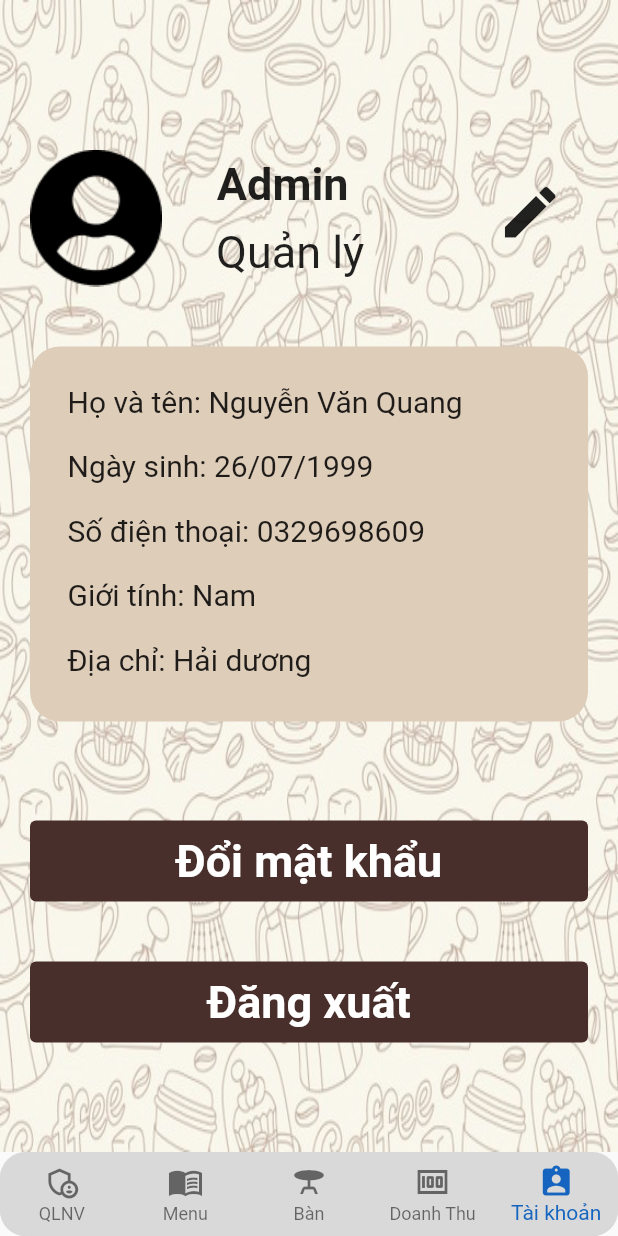
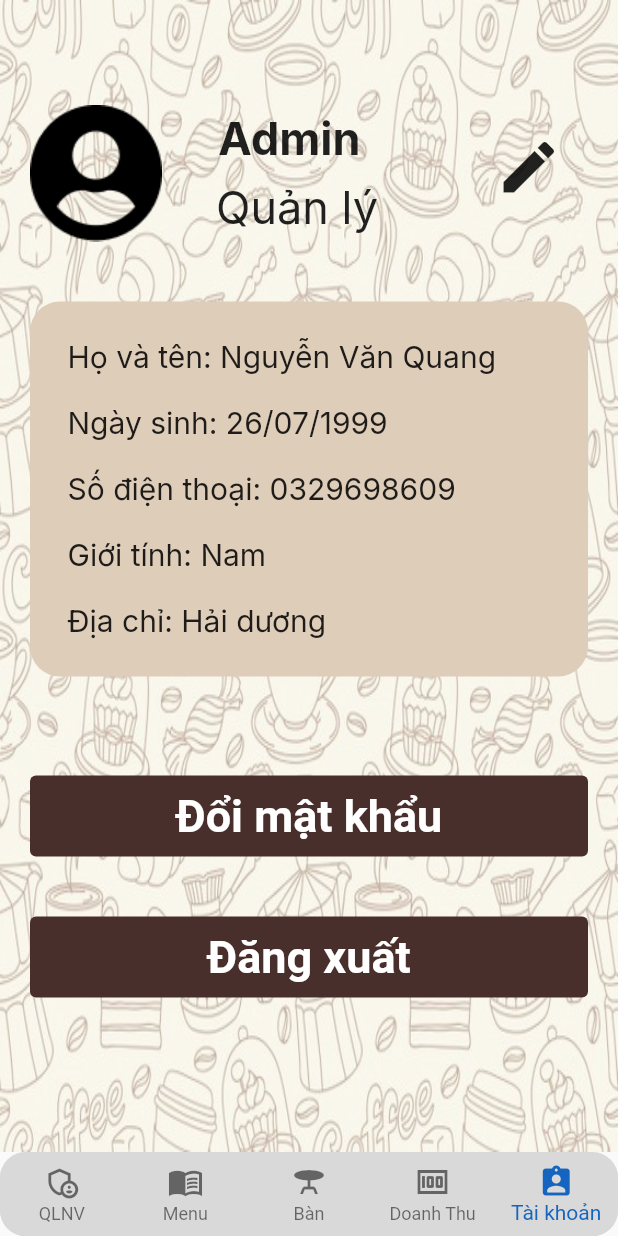
Before and after one commit to quang26071999/Agile, a Flutter app: the MyStatefulWidget screen opened directly, item 5 of the bottom bar chosen, on a phone screen of 412 x 824 dp. Run offline on Flutter 3.47's test engine with Material 2 defaults, Android fonts, the phone set to English and light mode, and no system bars; our stand-ins replace cloud_firestore, firebase_core, flutter_slidable, get, google_fonts, image_picker; accounts and stored records are empty.

Commit message:
updateMHTaiKhoan

```diff
--- a/polycoffe_agile/lib/screen/TaiKhoanScreen.dart
+++ b/polycoffe_agile/lib/screen/TaiKhoanScreen.dart
@@ -1,19 +1,21 @@
 
 import 'package:flutter/material.dart';
+import 'package:google_fonts/google_fonts.dart';
 
 class TaiKhoanScreen extends StatelessWidget {
  const TaiKhoanScreen({super.key});
 
   @override
   Widget build(BuildContext context) {
-    return Container(
+    return SafeArea(
+      child: Container(
           decoration: const BoxDecoration(
             image: DecorationImage(
                 image: AssetImage('assets/images/backgroundCoffee.png'),
                 fit: BoxFit.fill
             ),
           ),
-        padding: const EdgeInsets.fromLTRB(20,100,20,0),
+          padding: const EdgeInsets.fromLTRB(20,70,20,0),
           child: Column(
             children:  <Widget>[
               Avatar(),
@@ -22,6 +24,7 @@ class TaiKhoanScreen extends StatelessWidget {
             ],
           ),
 
+      ),
     );
   }
 }
@@ -33,7 +36,6 @@ class Avatar extends StatelessWidget{
 
   @override
   Widget build(BuildContext context) {
-
     return  Row(
       children: [
         const Image(
@@ -42,30 +44,30 @@ class Avatar extends StatelessWidget{
         Padding(
             padding:const EdgeInsets.only(left: 26),
             child: Column(
-              children:const <Widget>[
+              children: <Widget>[
                 Text("Admin",
-                  style: TextStyle(
+                  style:  GoogleFonts.inter(
+                    textStyle: const TextStyle(
                       fontSize: 30,
-                    fontWeight: FontWeight.bold,
+                      fontWeight: FontWeight.w700,)
                   ),
                 ),
                 Padding(padding: EdgeInsets.fromLTRB(10, 10, 0, 0),
                   child: Text("Quản lý",
-                    style: TextStyle(
+                    style:  GoogleFonts.inter(
+                        textStyle: const TextStyle(
                           fontSize: 30,
-                      fontWeight: FontWeight.w400,
+                          fontWeight: FontWeight.w400,)
                     ),
                 ),
-                ),
-
+                )
               ],
             )
         ),
-        Padding(padding:const EdgeInsets.fromLTRB(80, 0, 0, 21),
+        Padding(padding:const EdgeInsets.fromLTRB(70, 0, 0, 21),
           child: IconButton(onPressed: () {},
               icon: const Icon(Icons.edit,
                 size: 45 ,
-
               )
           ),
         )
@@ -96,39 +98,49 @@ class Profile extends StatelessWidget{
               padding: const EdgeInsets.fromLTRB(25, 25, 0, 0),
               child: Column(
                 crossAxisAlignment: CrossAxisAlignment.start,
-                children:const  <Widget> [
+                children: <Widget> [
                   Padding(padding: EdgeInsets.only(bottom: 20),
-                    child: Text("Họ và tên: Nguyễn Văn Quang",style: TextStyle(
+                    child: Text("Họ và tên: Nguyễn Văn Quang",
+                      style:  GoogleFonts.inter(
+                          textStyle: const TextStyle(
                             fontSize: 20,
-                      fontWeight: FontWeight.w400,
+                            fontWeight: FontWeight.w400,)
                       ),
                     ),
                   ),
                   Padding(padding: EdgeInsets.only(bottom: 20),
-                    child: Text("Ngày sinh: 26/07/1999",style: TextStyle(
+                    child: Text("Ngày sinh: 26/07/1999",
+                      style:  GoogleFonts.inter(
+                          textStyle: const TextStyle(
                             fontSize: 20,
-                      fontWeight: FontWeight.w400,
+                            fontWeight: FontWeight.w400,)
                       ),
                     ),
                   ),
                   Padding(padding: EdgeInsets.only(bottom: 20),
-                    child: Text("Số điện thoại: 0329698609",style: TextStyle(
+                    child: Text("Số điện thoại: 0329698609",
+                      style:  GoogleFonts.inter(
+                        textStyle: const TextStyle(
                           fontSize: 20,
-                      fontWeight: FontWeight.w400,
+                          fontWeight: FontWeight.w400,)
                     ),
                     ),
                   ),
                   Padding(padding: EdgeInsets.only(bottom: 20),
-                    child: Text("Giới tính: Nam",style: TextStyle(
+                    child: Text("Giới tính: Nam",
+                      style:  GoogleFonts.inter(
+                          textStyle: const TextStyle(
                             fontSize: 20,
-                      fontWeight: FontWeight.w400,
+                            fontWeight: FontWeight.w400,)
                       ),
                     ),
                   ),
                   Padding(padding: EdgeInsets.only(bottom: 20),
-                    child: Text("Địa chỉ: Hải dương",style: TextStyle(
+                    child: Text("Địa chỉ: Hải dương",
+                      style:  GoogleFonts.inter(
+                          textStyle: const TextStyle(
                             fontSize: 20,
-                      fontWeight: FontWeight.w400,
+                            fontWeight: FontWeight.w400,)
                       ),
                     ),
                   ),
--- a/polycoffe_agile/pubspec.yaml
+++ b/polycoffe_agile/pubspec.yaml
@@ -29,12 +29,12 @@ environment:
 # the latest version available on pub.dev. To see which dependencies have newer
 # versions available, run `flutter pub outdated`.
 dependencies:
+
+  flutter:
+    sdk: flutter
   cloud_firestore: ^4.3.0
   firebase_core: ^2.4.0
   get: ^4.6.5
-  flutter:
-    sdk: flutter
-
 
   # The following adds the Cupertino Icons font to your application.
   # Use with the CupertinoIcons class for iOS style icons.
```
Also changed, not shown: polycoffe_agile/pubspec.lock. Lines whose indentation alone changed are shown as unchanged.
